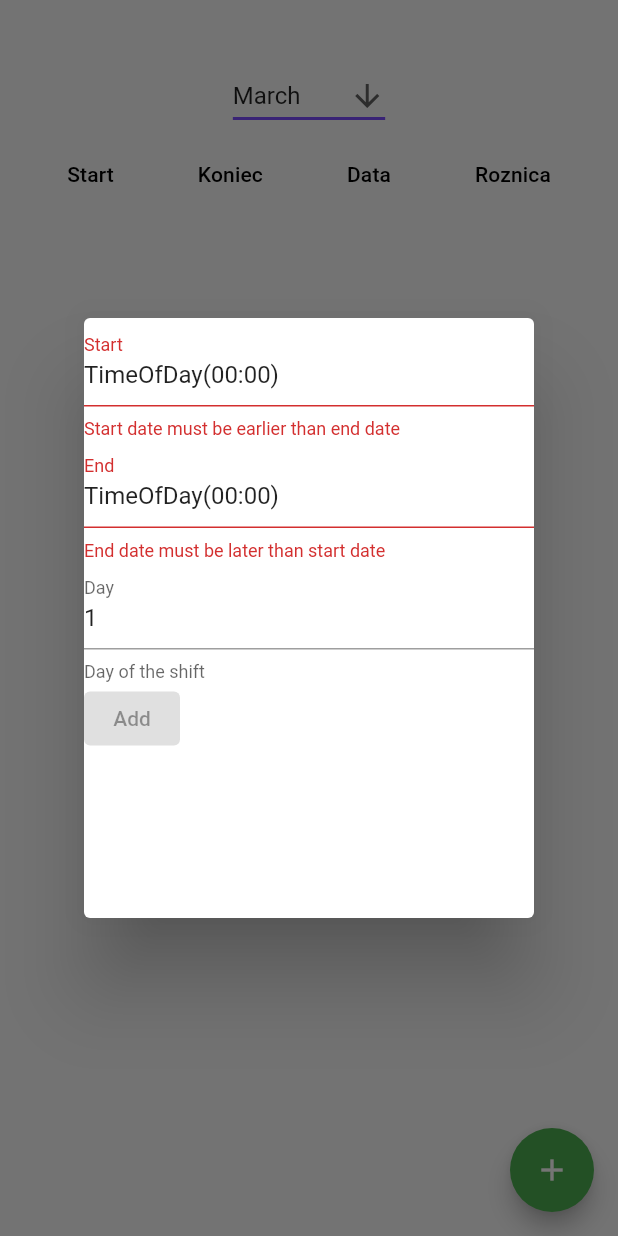
After one commit to macik1423/job_timer, a Flutter app: the SettingsScreen screen opened directly, after a tap on the "add" icon, on a phone screen of 412 x 824 dp. The commit adds this screen. Run offline on Flutter 3.47's test engine with Material 2 defaults, Android fonts, the phone set to English and light mode, and no system bars; our stand-ins replace bloc, equatable, flutter_bloc, formz, hive, hive_flutter and 2 more; accounts and stored records are empty; Roboto replaces fonts that are missing (Ubuntu).

Commit message:
Added functionality to add new

```diff
--- /dev/null
+++ b/lib/bloc/add_form/add_form_bloc.dart
@@ -0,0 +1,31 @@
+import 'package:bloc/bloc.dart';
+import 'package:equatable/equatable.dart';
+import 'package:formz/formz.dart';
+import 'package:timer/model/add_form/add_shift.dart';
+
+import '../../model/add_form/shift_input.dart';
+
+part 'add_form_event.dart';
+part 'add_form_state.dart';
+
+class AddFormBloc extends Bloc<AddFormEvent, AddFormState> {
+  AddFormBloc() : super(const AddFormState()) {
+    on<ShiftInputChanged>(_onShiftChanged);
+  }
+
+  @override
+  void onTransition(Transition<AddFormEvent, AddFormState> transition) {
+    super.onTransition(transition);
+  }
+
+  void _onShiftChanged(ShiftInputChanged event, Emitter<AddFormState> emit) {
+    final shiftInput = AddShift.dirty(value: event.input);
+    emit(
+      state.copyWith(
+        shift:
+            shiftInput.valid ? shiftInput : AddShift.pure(value: event.input),
+        status: Formz.validate([shiftInput, state.shift]),
+      ),
+    );
+  }
+}
--- /dev/null
+++ b/lib/bloc/add_form/add_form_event.dart
@@ -0,0 +1,17 @@
+part of 'add_form_bloc.dart';
+
+abstract class AddFormEvent extends Equatable {
+  const AddFormEvent();
+
+  @override
+  List<Object> get props => [];
+}
+
+class ShiftInputChanged extends AddFormEvent {
+  final ShiftInput input;
+
+  const ShiftInputChanged(this.input);
+
+  @override
+  List<Object> get props => [input];
+}
--- /dev/null
+++ b/lib/bloc/add_form/add_form_state.dart
@@ -0,0 +1,24 @@
+part of 'add_form_bloc.dart';
+
+class AddFormState extends Equatable {
+  final AddShift shift;
+  final FormzStatus status;
+
+  const AddFormState({
+    this.shift = const AddShift.pure(),
+    this.status = FormzStatus.pure,
+  });
+
+  AddFormState copyWith({
+    AddShift? shift,
+    FormzStatus? status,
+  }) {
+    return AddFormState(
+      shift: shift ?? this.shift,
+      status: status ?? this.status,
+    );
+  }
+
+  @override
+  List<Object?> get props => [shift, status];
+}
--- a/lib/bloc/repo_bloc.dart
+++ b/lib/bloc/repo/repo_bloc.dart
@@ -1,11 +1,12 @@
 import 'package:bloc/bloc.dart';
 import 'package:equatable/equatable.dart';
 import 'package:timer/repository/shift_repository.dart';
-import '../exception.dart';
-import '../model/shift.dart';
 
+import '../../exception.dart';
+import '../../model/shift.dart';
+
+part 'repo_event.dart';
 part 'repo_state.dart';
-part 'repo_event.dart';
 
 class RepoBloc extends Bloc<RepoEvent, RepoState> {
   RepoBloc(ShiftRepository shiftRepository)
--- a/lib/main.dart
+++ b/lib/main.dart
@@ -5,12 +5,13 @@ import 'package:hive_flutter/hive_flutter.dart';
 import 'package:hydrated_bloc/hydrated_bloc.dart';
 import 'package:path_provider/path_provider.dart';
 import 'package:path_provider/path_provider.dart' as path_provider;
+import 'package:timer/bloc/add_form/add_form_bloc.dart';
 import 'package:timer/cubit/navigation/navigation_cubit.dart';
 import 'package:timer/repository/shift_hive.dart';
 import 'package:timer/repository/shift_repository.dart';
 import 'package:timer/screen/root_screen.dart';
 
-import 'bloc/repo_bloc.dart';
+import 'bloc/repo/repo_bloc.dart';
 import 'cubit/shift/shift_cubit.dart';
 import 'model/shift.dart';
 
@@ -71,6 +72,9 @@ class _MyAppState extends State<MyApp> {
           BlocProvider(
             create: (context) => NavigationCubit(),
           ),
+          BlocProvider(
+            create: (context) => AddFormBloc(),
+          ),
         ],
         child: const RootScreen(),
       ),
--- /dev/null
+++ b/lib/model/add_form/add_shift.dart
@@ -0,0 +1,36 @@
+import 'package:flutter/material.dart';
+import 'package:formz/formz.dart';
+import 'package:timer/model/add_form/shift_input.dart';
+
+enum AddShiftError { invalid }
+
+class AddShift extends FormzInput<ShiftInput, AddShiftError> {
+  static final DateTime now = DateTime.now();
+  const AddShift.dirty({
+    ShiftInput value = const ShiftInput(
+      start: TimeOfDay(hour: 0, minute: 0),
+      end: TimeOfDay(hour: 0, minute: 0),
+      day: 1,
+      month: 1,
+      year: 1970,
+    ),
+  }) : super.dirty(value);
+  const AddShift.pure({
+    ShiftInput value = const ShiftInput(
+      start: TimeOfDay(hour: 0, minute: 0),
+      end: TimeOfDay(hour: 0, minute: 0),
+      day: 1,
+      month: 1,
+      year: 1970,
+    ),
+  }) : super.pure(value);
+
+  @override
+  AddShiftError? validator(ShiftInput value) {
+    return toDouble(value.start) < toDouble(value.end)
+        ? null
+        : AddShiftError.invalid;
+  }
+
+  double toDouble(TimeOfDay myTime) => myTime.hour + myTime.minute / 60.0;
+}
--- /dev/null
+++ b/lib/model/add_form/shift_input.dart
@@ -0,0 +1,21 @@
+import 'package:equatable/equatable.dart';
+import 'package:flutter/material.dart';
+
+class ShiftInput extends Equatable {
+  final TimeOfDay start;
+  final TimeOfDay end;
+  final int day;
+  final int month;
+  final int year;
+
+  const ShiftInput({
+    required this.start,
+    required this.end,
+    required this.month,
+    required this.day,
+    required this.year,
+  });
+
+  @override
+  List<Object?> get props => [start, end, month, day, year];
+}
--- a/lib/screen/dashboard/dash_board.dart
+++ b/lib/screen/dashboard/dash_board.dart
@@ -2,7 +2,7 @@ import 'package:flutter/material.dart';
 import 'package:flutter_bloc/flutter_bloc.dart';
 import 'package:timer/screen/dashboard/first_shifts.dart';
 
-import '../../bloc/repo_bloc.dart';
+import '../../bloc/repo/repo_bloc.dart';
 import '../../cubit/shift/shift_cubit.dart';
 import '../../cubit/shift/shift_state.dart';
 import '../../model/shift.dart';
--- a/lib/screen/dashboard/first_shifts.dart
+++ b/lib/screen/dashboard/first_shifts.dart
@@ -2,7 +2,7 @@ import 'package:flutter/material.dart';
 import 'package:flutter_bloc/flutter_bloc.dart';
 import 'package:timer/model/shifts_list.dart';
 
-import '../../bloc/repo_bloc.dart';
+import '../../bloc/repo/repo_bloc.dart';
 import '../../model/shift.dart';
 
 class ShiftList extends StatelessWidget {
--- a/lib/screen/root_screen.dart
+++ b/lib/screen/root_screen.dart
@@ -1,7 +1,7 @@
 import 'package:flutter/material.dart';
 import 'package:flutter_bloc/flutter_bloc.dart';
 import 'package:timer/screen/dashboard/dash_board.dart';
-import 'package:timer/screen/settings.dart';
+import 'package:timer/screen/settings/settings.dart';
 import 'package:timer/screen/statistics/statistics.dart';
 
 import '../cubit/navigation/navigation_cubit.dart';
--- a/lib/screen/settings.dart
+++ /dev/null
@@ -1,15 +0,0 @@
-import 'package:flutter/material.dart';
-
-class Settings extends StatefulWidget {
-  const Settings({Key? key}) : super(key: key);
-
-  @override
-  State<Settings> createState() => _SettingsState();
-}
-
-class _SettingsState extends State<Settings> {
-  @override
-  Widget build(BuildContext context) {
-    return Container();
-  }
-}
--- /dev/null
+++ b/lib/screen/settings/add_form.dart
@@ -0,0 +1,195 @@
+import 'package:flutter/material.dart';
+import 'package:flutter_bloc/flutter_bloc.dart';
+
+import '../../bloc/add_form/add_form_bloc.dart';
+import '../../bloc/repo/repo_bloc.dart';
+import '../../model/add_form/shift_input.dart';
+import '../../model/shift.dart';
+
+class AddForm extends StatefulWidget {
+  final int month;
+  const AddForm({Key? key, required this.month}) : super(key: key);
+
+  @override
+  State<AddForm> createState() => _AddFormState();
+}
+
+class _AddFormState extends State<AddForm> {
+  @override
+  Widget build(BuildContext context) {
+    return BlocBuilder<AddFormBloc, AddFormState>(
+      builder: (context, state) {
+        return Dialog(
+          child: SizedBox(
+            height: 400,
+            width: 300,
+            child: Form(
+              child: Column(
+                crossAxisAlignment: CrossAxisAlignment.start,
+                children: [
+                  TextFormField(
+                    controller: TextEditingController(
+                      text: state.shift.value.start.toString(),
+                    ),
+                    textInputAction: TextInputAction.next,
+                    focusNode: FocusNode(),
+                    decoration: InputDecoration(
+                      labelText: 'Start',
+                      helperText: 'Start of the shift',
+                      errorText: state.shift.valid
+                          ? null
+                          : 'Start date must be earlier than end date',
+                    ),
+                    readOnly: true,
+                    onTap: () async {
+                      final newValue =
+                          await _selectTime(state.shift.value.start);
+                      context.read<AddFormBloc>().add(
+                            ShiftInputChanged(
+                              ShiftInput(
+                                start: TimeOfDay(
+                                  hour: newValue!.hour,
+                                  minute: newValue.minute,
+                                ),
+                                end: TimeOfDay(
+                                  hour: state.shift.value.end.hour,
+                                  minute: state.shift.value.end.minute,
+                                ),
+                                day: state.shift.value.day,
+                                month: state.shift.value.month,
+                                year: state.shift.value.year,
+                              ),
+                            ),
+                          );
+                    },
+                  ),
+                  TextFormField(
+                    controller: TextEditingController(
+                      text: state.shift.value.end.toString(),
+                    ),
+                    textInputAction: TextInputAction.next,
+                    focusNode: FocusNode(),
+                    decoration: InputDecoration(
+                      labelText: 'End',
+                      helperText: 'End of the shift',
+                      errorText: state.shift.valid
+                          ? null
+                          : 'End date must be later than start date',
+                    ),
+                    readOnly: true,
+                    onTap: () async {
+                      final newValue = await _selectTime(state.shift.value.end);
+                      context.read<AddFormBloc>().add(
+                            ShiftInputChanged(
+                              ShiftInput(
+                                start: TimeOfDay(
+                                  hour: state.shift.value.start.hour,
+                                  minute: state.shift.value.start.minute,
+                                ),
+                                end: TimeOfDay(
+                                  hour: newValue!.hour,
+                                  minute: newValue.minute,
+                                ),
+                                day: state.shift.value.day,
+                                month: state.shift.value.month,
+                                year: state.shift.value.year,
+                              ),
+                            ),
+                          );
+                    },
+                  ),
+                  TextFormField(
+                    controller: TextEditingController(
+                        text: state.shift.value.day.toString()),
+                    textInputAction: TextInputAction.next,
+                    focusNode: FocusNode(),
+                    decoration: const InputDecoration(
+                      labelText: 'Day',
+                      helperText: 'Day of the shift',
+                    ),
+                    readOnly: true,
+                    onTap: () async {
+                      final newValue = await _selectDate();
+                      context.read<AddFormBloc>().add(
+                            ShiftInputChanged(
+                              ShiftInput(
+                                start: TimeOfDay(
+                                  hour: state.shift.value.start.hour,
+                                  minute: state.shift.value.start.minute,
+                                ),
+                                end: TimeOfDay(
+                                  hour: state.shift.value.end.hour,
+                                  minute: state.shift.value.end.minute,
+                                ),
+                                day: newValue!.day,
+                                month: newValue.month,
+                                year: newValue.year,
+                              ),
+                            ),
+                          );
+                    },
+                  ),
+                  ElevatedButton(
+                      onPressed: state.shift.valid
+                          ? () {
+                              final date = state.shift.value;
+                              final start = DateTime(
+                                date.year,
+                                date.month,
+                                date.day,
+                                date.start.hour,
+                                date.start.minute,
+                              );
+                              final end = DateTime(
+                                date.year,
+                                date.month,
+                                date.day,
+                                date.end.hour,
+                                date.end.minute,
+                              );
+                              final shift = Shift(start: start, end: end);
+                              RepoBloc repoBloc = context.read<RepoBloc>();
+                              repoBloc.add(
+                                RepoShiftSaved(shift),
+                              );
+                            }
+                          : null,
+                      child: const Text('Add'))
+                ],
+              ),
+            ),
+          ),
+        );
+      },
+    );
+  }
+
+  Future<TimeOfDay?> _selectTime(TimeOfDay initial) async {
+    final TimeOfDay? newTime = await showTimePicker(
+      initialTime: initial,
+      builder: (context, childWidget) {
+        return MediaQuery(
+          data: MediaQuery.of(context).copyWith(alwaysUse24HourFormat: true),
+          child: childWidget!,
+        );
+      },
+      context: context,
+    );
+    return newTime;
+  }
+
+  Future<DateTime?> _selectDate() async {
+    final now = DateTime.now();
+    final DateTime? picked = await showDatePicker(
+      context: context,
+      initialDate: now,
+      firstDate: DateTime(now.year, widget.month, 1),
+      lastDate: DateTime(
+        now.year,
+        widget.month,
+        DateTime(now.year, widget.month + 1, 0).day,
+      ),
+    );
+    return picked;
+  }
+}
--- /dev/null
+++ b/lib/screen/settings/settings.dart
@@ -0,0 +1,17 @@
+import 'package:flutter/material.dart';
+import 'package:flutter_bloc/flutter_bloc.dart';
+import 'package:timer/screen/settings/settings_screen.dart';
+
+import '../../bloc/repo/repo_bloc.dart';
+
+class Settings extends StatelessWidget {
+  const Settings({Key? key}) : super(key: key);
+
+  @override
+  Widget build(BuildContext context) {
+    return BlocProvider.value(
+      value: context.read<RepoBloc>(),
+      child: const SettingsScreen(),
+    );
+  }
+}
--- /dev/null
+++ b/lib/screen/settings/settings_screen.dart
@@ -0,0 +1,126 @@
+import 'package:flutter/material.dart';
+import 'package:flutter_bloc/flutter_bloc.dart';
+import 'package:intl/intl.dart';
+import 'package:timer/screen/settings/add_form.dart';
+
+import '../../bloc/add_form/add_form_bloc.dart';
+import '../../bloc/repo/repo_bloc.dart';
+import '../../model/shifts_list.dart';
+
+class SettingsScreen extends StatefulWidget {
+  const SettingsScreen({Key? key}) : super(key: key);
+
+  @override
+  State<SettingsScreen> createState() => _SettingsScreenState();
+}
+
+class _SettingsScreenState extends State<SettingsScreen> {
+  String selectedValue = DateFormat("MMMM").format(DateTime.now());
+
+  @override
+  Widget build(BuildContext context) {
+    final numOfMonth = DateFormat("MMMM").parse(selectedValue).month;
+    AddFormBloc addFormBloc = BlocProvider.of<AddFormBloc>(context);
+    RepoBloc repoBloc = BlocProvider.of<RepoBloc>(context);
+    const _startText = 'Start';
+    const _endText = 'Koniec';
+    const _dateText = 'Data';
+    const _diffText = 'Roznica';
+    final List<String> months = [
+      'January',
+      'February',
+      'March',
+      'April',
+      'May',
+      'June',
+      'July',
+      'August',
+      'September',
+      'October',
+      'November',
+      'December'
+    ];
+    return Scaffold(
+      body: Center(
+        child: Column(
+          children: [
+            Padding(
+              padding: const EdgeInsets.only(top: 40.0),
+              child: DropdownButton(
+                value: selectedValue,
+                underline: Container(
+                  height: 2,
+                  color: Colors.deepPurpleAccent,
+                ),
+                icon: const Icon(Icons.arrow_downward),
+                elevation: 16,
+                items: months.map<DropdownMenuItem<String>>((String value) {
+                  return DropdownMenuItem<String>(
+                    value: value,
+                    child: Text(value),
+                  );
+                }).toList(),
+                onChanged: (String? newValue) {
+                  setState(() {
+                    selectedValue = newValue!;
+                  });
+                },
+              ),
+            ),
+            BlocBuilder<RepoBloc, RepoState>(
+              bloc: context.read<RepoBloc>(),
+              builder: (context, state) {
+                if (state.status == RepoStateStatus.success) {
+                  final shifts = state.shifts.where((shift) {
+                    return shift.start?.month == numOfMonth;
+                  }).toList();
+                  if (shifts.isNotEmpty) {
+                    shifts.sort(((a, b) => b.start!.compareTo(a.start!)));
+                  }
+                  return Column(
+                    children: [
+                      FittedBox(
+                        child: ShiftsList(
+                          shifts: shifts,
+                          dateText: _dateText,
+                          startText: _startText,
+                          endText: _endText,
+                          diffText: _diffText,
+                        ),
+                      ),
+                    ],
+                  );
+                }
+                return Text('dupa');
+              },
+            ),
+          ],
+        ),
+      ),
+      floatingActionButton: FloatingActionButton(
+        onPressed: () {
+          showDialog(
+            context: context,
+            builder: (context) {
+              return MultiBlocProvider(
+                providers: [
+                  BlocProvider<AddFormBloc>.value(
+                    value: addFormBloc,
+                  ),
+                  BlocProvider<RepoBloc>.value(
+                    value: repoBloc,
+                  )
+                ],
+                child: AddForm(
+                  month: numOfMonth,
+                ),
+              );
+            },
+          );
+        },
+        backgroundColor: Colors.green,
+        child: const Icon(Icons.add),
+      ),
+    );
+  }
+}
--- a/lib/screen/statistics/statistics.dart
+++ b/lib/screen/statistics/statistics.dart
@@ -1,6 +1,6 @@
 import 'package:flutter/material.dart';
 import 'package:flutter_bloc/flutter_bloc.dart';
-import 'package:timer/bloc/repo_bloc.dart';
+import 'package:timer/bloc/repo/repo_bloc.dart';
 import 'package:timer/screen/statistics/statistics_screen.dart';
 
 class Statistics extends StatelessWidget {
@@ -8,8 +8,12 @@ class Statistics extends StatelessWidget {
 
   @override
   Widget build(BuildContext context) {
-    return BlocProvider.value(
-      value: context.read<RepoBloc>(),
+    return MultiBlocProvider(
+      providers: [
+        BlocProvider.value(
+          value: context.read<RepoBloc>(),
+        ),
+      ],
       child: const StatisticsScreen(),
     );
   }
--- a/lib/screen/statistics/statistics_screen.dart
+++ b/lib/screen/statistics/statistics_screen.dart
@@ -4,7 +4,7 @@ import 'package:intl/intl.dart';
 import 'package:timer/model/shift.dart';
 import 'package:timer/model/shifts_list.dart';
 
-import '../../bloc/repo_bloc.dart';
+import '../../bloc/repo/repo_bloc.dart';
 
 class StatisticsScreen extends StatefulWidget {
   const StatisticsScreen({Key? key}) : super(key: key);
--- a/lib/widgets/clock.dart
+++ b/lib/widgets/clock.dart
@@ -27,9 +27,10 @@ class _ClockState extends State<Clock> {
 
   @override
   void initState() {
-    final start = context.read<ShiftCubit>().state.shift.start;
+    super.initState();
     _timer = Timer.periodic(const Duration(minutes: 10), (Timer timer) {
       setState(() {
+        final start = context.read<ShiftCubit>().state.shift.start;
         _date = TimeUtil.formatDate(DateTime.now());
         final tappedTime = TimeUtil.formatDate(start);
         if (tappedTime != _date) {
@@ -37,7 +38,6 @@ class _ClockState extends State<Clock> {
         }
       });
     });
-    super.initState();
   }
 
   @override
--- a/pubspec.yaml
+++ b/pubspec.yaml
@@ -45,6 +45,7 @@ dependencies:
   path_provider: ^2.0.9
   hydrated_bloc: ^8.0.0
   bloc_test: ^9.0.3
+  formz: ^0.4.1
 
 dev_dependencies:
   flutter_test:
```
Also changed, not shown: lib/bloc/repo/repo_event.dart (renamed from lib/bloc/repo_event.dart), lib/bloc/repo/repo_state.dart (renamed from lib/bloc/repo_state.dart), pubspec.lock.
